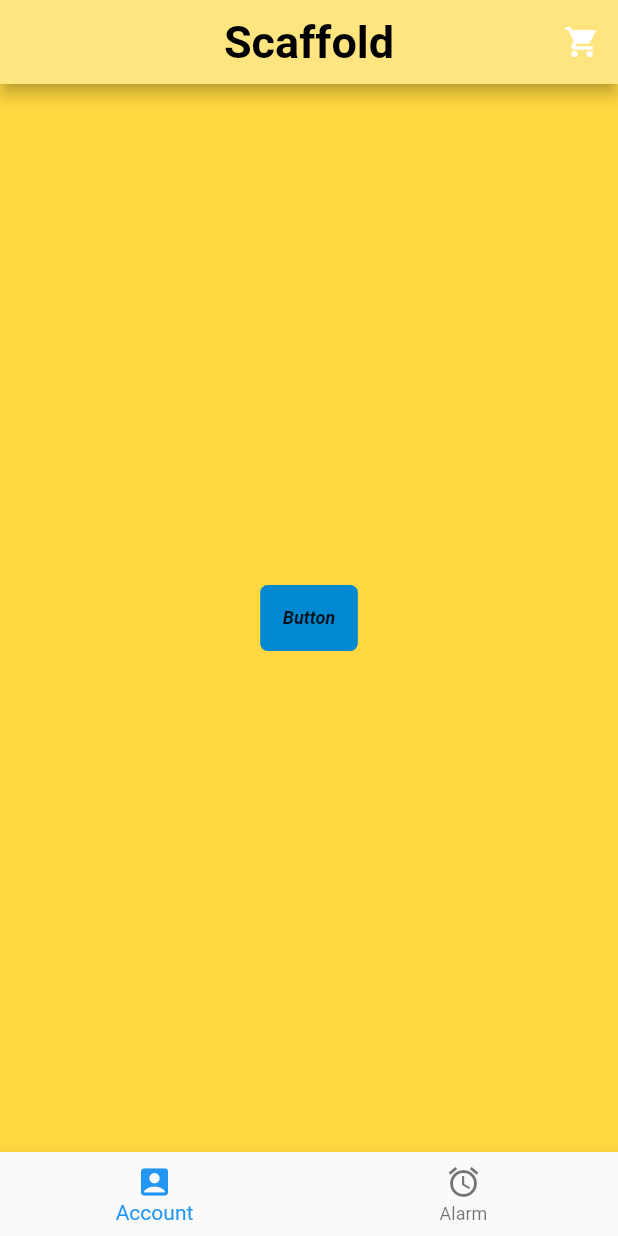
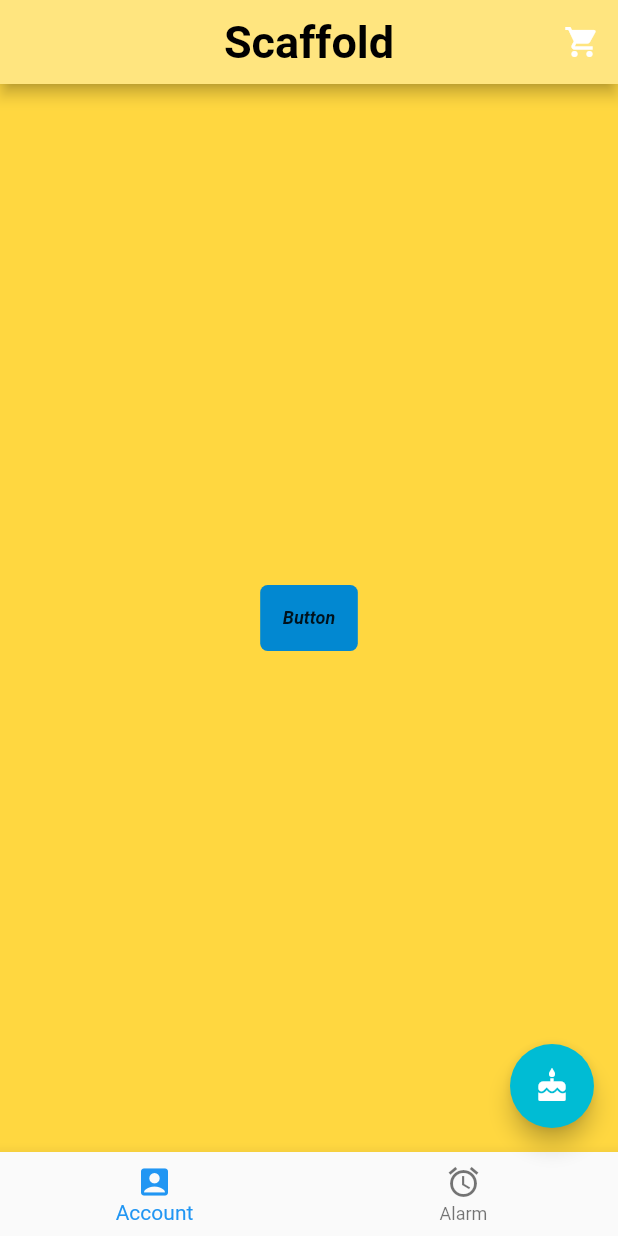
Before and after one commit to hasnainrabby/first_flutter_app, a Flutter app: the screen it shows after launch, on a phone screen of 412 x 824 dp. Run offline on Flutter 3.47's test engine with Material 2 defaults, Android fonts, the phone set to English and light mode, and no system bars.

Commit message:
Floating Action Bar

```diff
--- a/lib/ui/home.dart
+++ b/lib/ui/home.dart
@@ -17,6 +17,12 @@ class ScaffoldExample extends StatelessWidget {
               onPressed: () => debugPrint("Button pressed."),
               icon: const Icon(Icons.shopping_cart))
         ],
+      ),
+      floatingActionButton: FloatingActionButton(
+        backgroundColor: Colors.cyan,
+        child: const Icon(Icons.cake),
+        onPressed: () => debugPrint("I like cake."),
+
       ),
       bottomNavigationBar: BottomNavigationBar(items:  const [
         BottomNavigationBarItem(icon:Icon (Icons.account_box),label: 'Account'),
```
